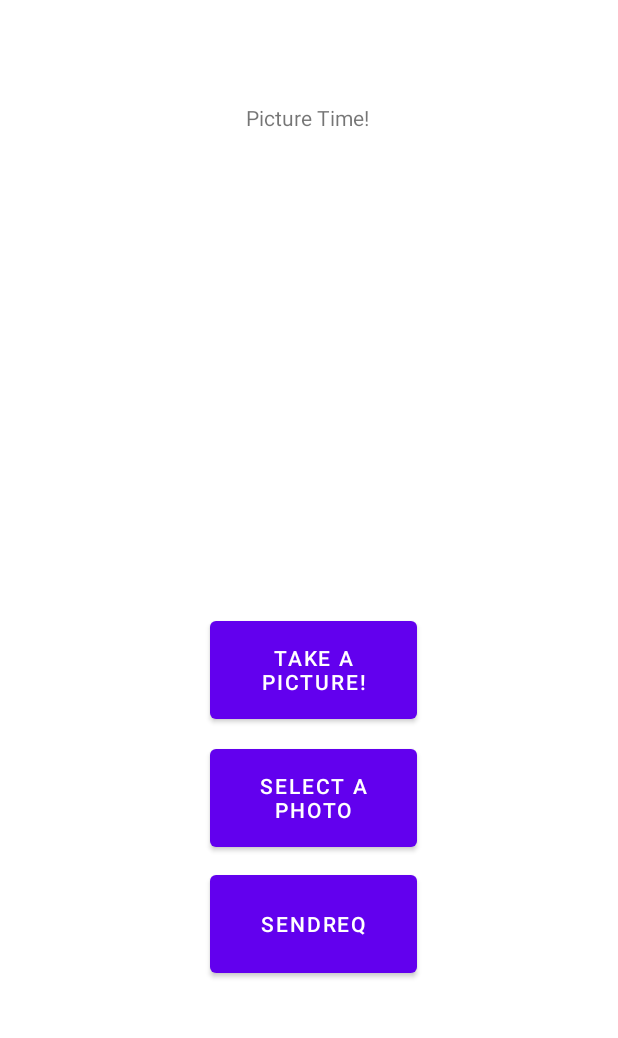
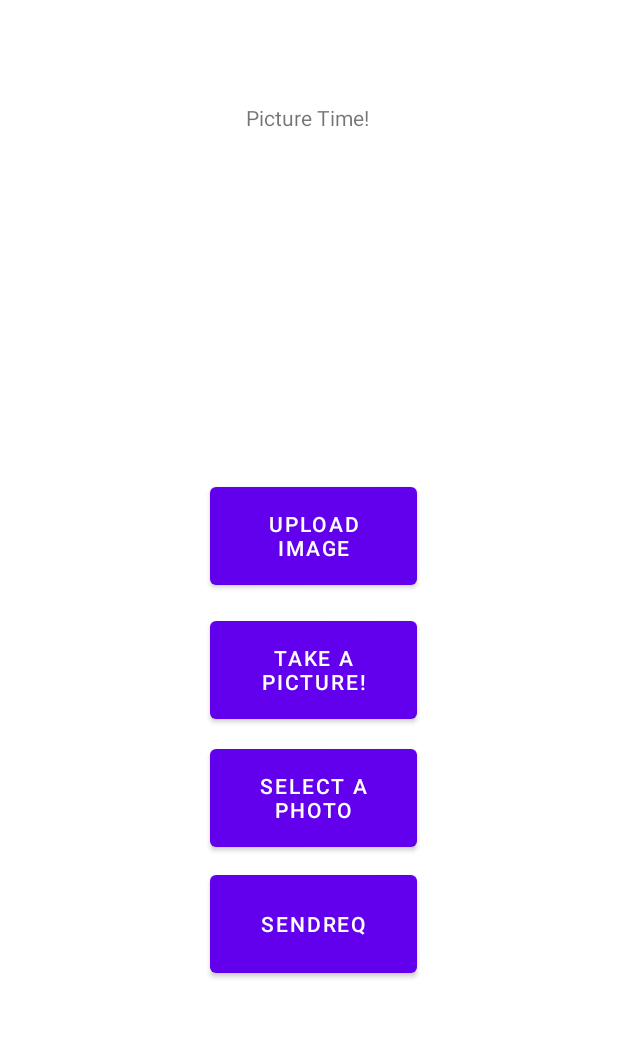
Before and after one commit to jahn18/ML-Music-Sheet-Classifier, an Android app: the screen it shows after launch (MainActivity), on a phone screen of 412 x 824 dp, the part 165-1203 px from its top. Run offline under Robolectric (Android 15) with nearby library versions, the phone set to English and light mode, and no system bars; our stand-ins replace Volley.

Commit message:
added upload button

```diff
--- a/app/src/main/res/layout/activity_main.xml
+++ b/app/src/main/res/layout/activity_main.xml
@@ -77,4 +77,16 @@
         app:layout_constraintStart_toStartOf="parent"
         app:layout_constraintTop_toBottomOf="@+id/button" />
 
+    <Button
+        android:id="@+id/button4"
+        android:layout_width="138dp"
+        android:layout_height="77dp"
+        android:layout_marginBottom="12dp"
+        android:onClick="uploadBitmap_"
+        android:text="Upload Image"
+        app:layout_constraintBottom_toTopOf="@+id/button"
+        app:layout_constraintEnd_toEndOf="parent"
+        app:layout_constraintHorizontal_bias="0.512"
+        app:layout_constraintStart_toStartOf="parent" />
+
 </androidx.constraintlayout.widget.ConstraintLayout>
```
Also changed, not shown: app/src/main/java/com/example/musicscoreapp/MainActivity.java (+21 -10 lines).
